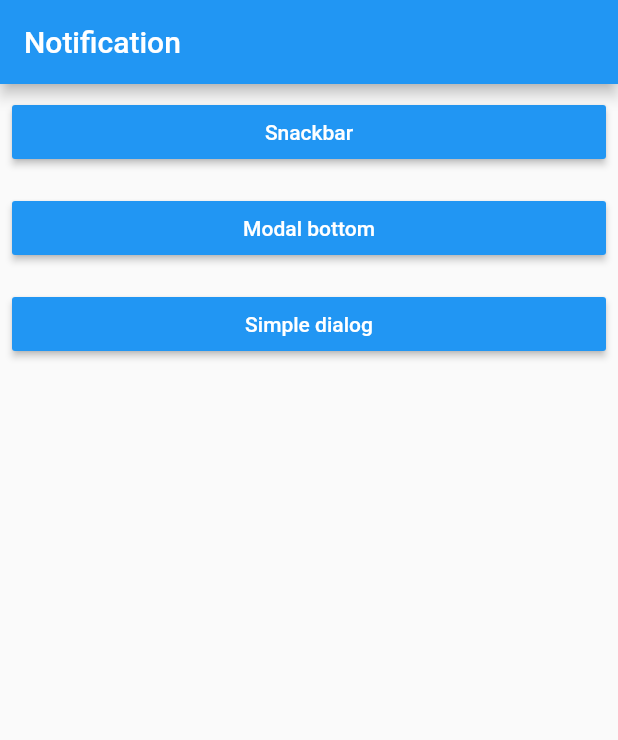
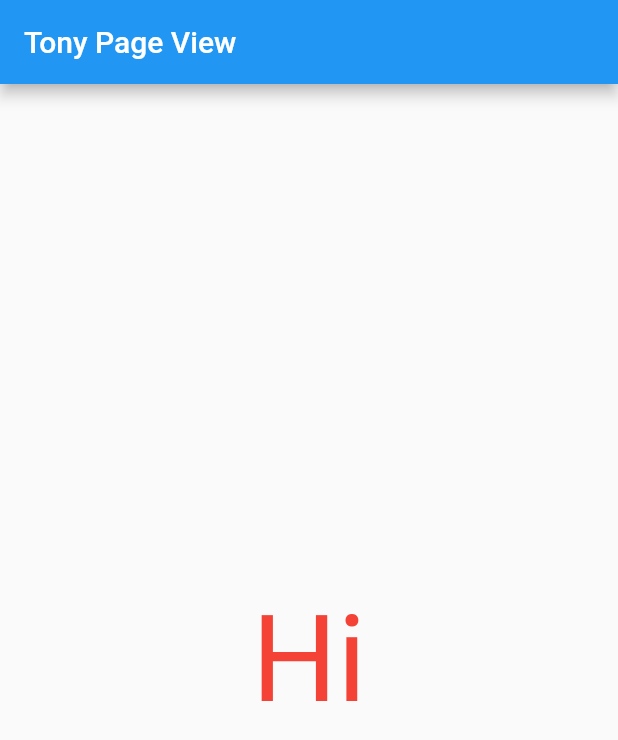
Before and after one commit to tonyhoangdev/flutter2, a Flutter app: the screen it shows after launch, on a phone screen of 412 x 824 dp. Shown: the top 740 px of the screen. Run offline on Flutter 3.47's test engine with Material 2 defaults, Android fonts, the phone set to English and light mode, and no system bars.

Commit message:
add PageVie

```diff
--- /dev/null
+++ b/flutter_intermediate/lib/MyPageView.dart
@@ -0,0 +1,40 @@
+import 'package:flutter/material.dart';
+
+class MyPageView extends StatefulWidget {
+  @override
+  _MyPageViewState createState() => _MyPageViewState();
+}
+
+class _MyPageViewState extends State<MyPageView> {
+
+  Widget buildPage(text, color) {
+    return Center(
+      child: Text(
+        text,
+        style: TextStyle(fontSize: 80, color: color),
+      ),
+    );
+  }
+
+  Widget buildPageView() {
+    return PageView(
+      children: <Widget>[
+        buildPage("Hi", Colors.red),
+        buildPage("From", Colors.green),
+        buildPage("PageView", Colors.blue),
+      ],
+    );
+  }
+
+  @override
+  Widget build(BuildContext context) {
+    return MaterialApp(
+      home: Scaffold(
+        appBar: AppBar(
+          title: Text("Tony Page View"),
+        ),
+        body: buildPageView(),
+      ),
+    );
+  }
+}
--- a/flutter_intermediate/lib/main.dart
+++ b/flutter_intermediate/lib/main.dart
@@ -4,6 +4,7 @@ import 'mygridview2.dart';
 import "widget_app.dart";
 import 'json_data.dart';
 import 'package:flutter_intermediate/Notification.dart' as Noti;
+import 'package:flutter_intermediate/MyPageView.dart';
 
 void main() {
   print("Tony");
@@ -12,6 +13,7 @@ void main() {
 //    MyGridView2(),
 //    WidgetApp(),
 //    JsonData(),
-  Noti.Notification(),
+//  Noti.Notification(),
+    MyPageView(),
   );
 }
```
